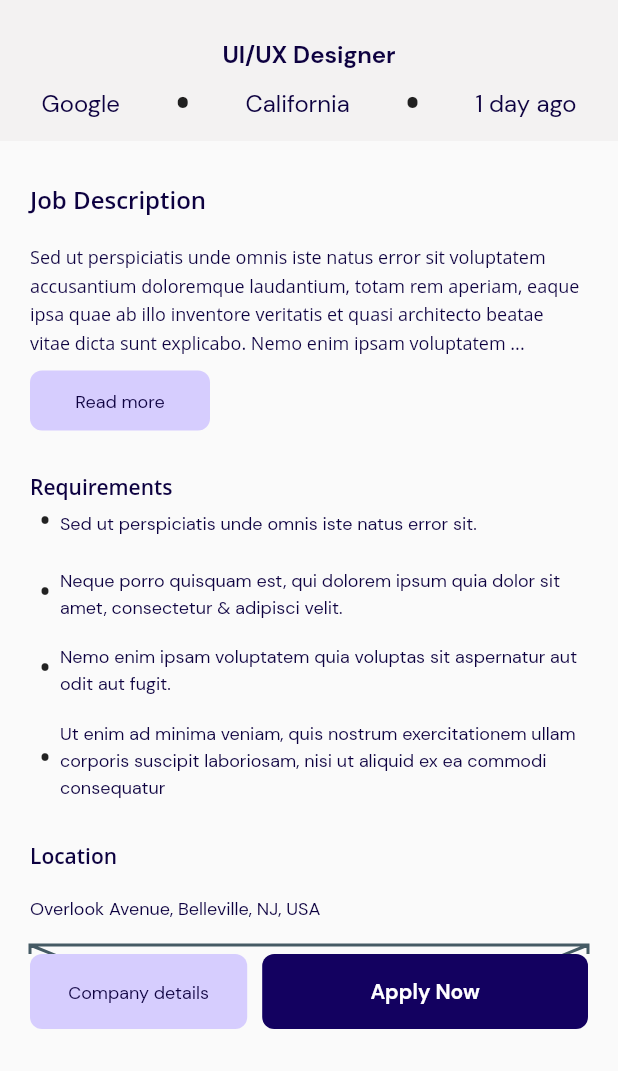
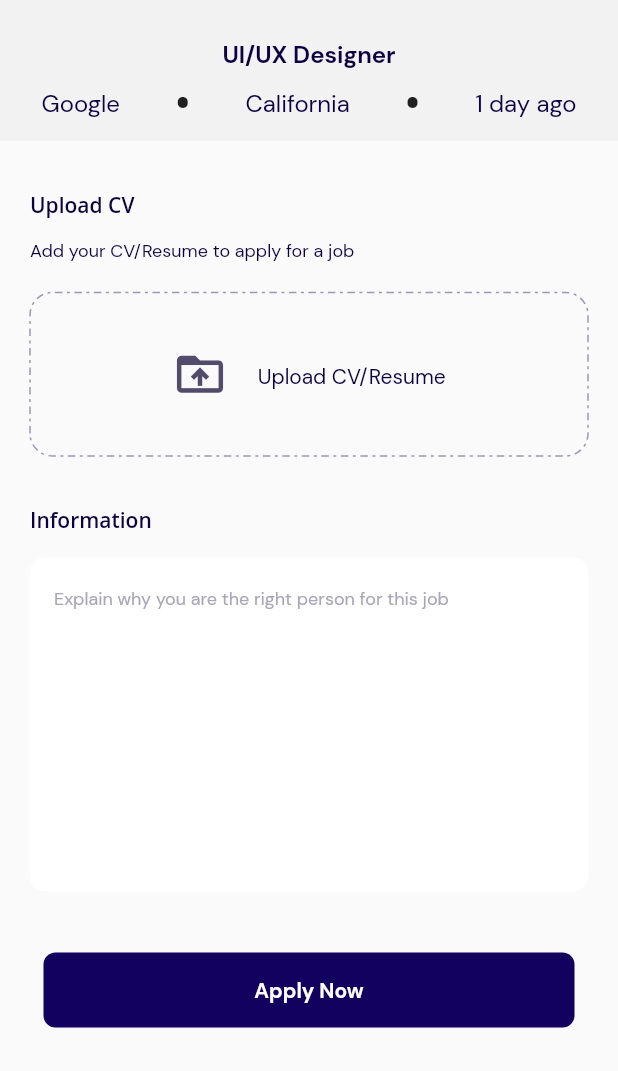
Before and after one commit to Amarjeetjeet/Shigoto_mobile, a Flutter app: the JobDescriptionScreen screen opened by its route, after a tap on "Apply Now", on a phone screen of 412 x 824 dp, the part 165-1236 px from its top. Run offline on Flutter 3.47's test engine with Material 2 defaults, Android fonts, the phone set to English and light mode, and no system bars; drawn by our look-alikes of dotted_border; our stand-ins replace bloc, flutter_bloc; Roboto replaces fonts that are missing (DM Sans , Source Sans Pro, Open Sans).

Commit message:
"upload cv screen added"

```diff
--- a/lib/core/constants/color_constants.dart
+++ b/lib/core/constants/color_constants.dart
@@ -16,4 +16,5 @@ class ColorConstants{
   static Color ffd6adColor = const Color(0xFFFFD6AD);
   static Color ff6b2cColor = const Color(0xFFFF6B2C);
   static Color f3f2f2Color = const Color(0xFFF3F2F2);
+  static Color c9d97b5Color = const Color(0xFF9D97B5);
 }
--- a/lib/presentation/job_description/job_description_screen.dart
+++ b/lib/presentation/job_description/job_description_screen.dart
@@ -38,7 +38,11 @@ class JobDescriptionScreen extends StatelessWidget {
               flex: 6,
               child: PrimaryCustomButton(
                 btnName: 'Apply Now',
-                onTap: () {},
+                onTap: () {
+
+                  Navigator.pushNamed(context, AppRouter.uploadCv);
+
+                },
               ),
             ),
           ],
--- /dev/null
+++ b/lib/presentation/job_description/successful.dart
@@ -0,0 +1,13 @@
+import 'package:flutter/material.dart';
+
+class SuccessfulJobScreen extends StatelessWidget{
+  const SuccessfulJobScreen({super.key});
+
+  @override
+  Widget build(BuildContext context) {
+    return Scaffold(
+      body: Container(),
+    );
+  }
+
+}
--- /dev/null
+++ b/lib/presentation/job_description/upload_cv.dart
@@ -0,0 +1,93 @@
+import 'package:dotted_border/dotted_border.dart';
+import 'package:flutter/cupertino.dart';
+import 'package:flutter/material.dart';
+import 'package:shigoto/core/constants/app_style.dart';
+import 'package:shigoto/core/constants/color_constants.dart';
+import 'package:shigoto/core/custom_widgets/buttons/custom_primary_Btn.dart';
+import 'package:shigoto/presentation/job_description/widgets/company_logo_designations.dart';
+import 'package:shigoto/presentation/job_description/widgets/heading_details.dart';
+import 'package:shigoto/presentation/job_description/widgets/heading_title.dart';
+import 'package:shigoto/router/app_router.dart';
+
+class UploadCv extends StatelessWidget{
+  const UploadCv({super.key});
+
+  @override
+  Widget build(BuildContext context) {
+    return Scaffold(
+      bottomNavigationBar: SafeArea(child: Padding(
+        padding: const EdgeInsets.all(29.0),
+        child: PrimaryCustomButton(btnName: 'Apply Now', onTap: () {
+          Navigator.pushNamed(context, AppRouter.successfulScreen);
+        },),
+      )),
+      body: SafeArea(
+        child: Column(
+          children: [
+            SizedBox(
+              height: 80,
+            ),
+            CompanyLogoDetails(),
+            Padding(
+              padding: const EdgeInsets.all(20.0),
+              child: Column(
+                crossAxisAlignment: CrossAxisAlignment.start,
+                children: [
+                  SizedBox(
+                    height: 10,
+                  ),
+                  HeadingTitle(title: "Upload CV"),
+                  SizedBox(
+                    height: 11,
+                  ),
+                  HeadingDetails(info: "Add your CV/Resume to apply for a job"),
+                  SizedBox(
+                    height: 20,
+                  ),
+
+                  DottedBorder(
+                    color: ColorConstants.c9d97b5Color,
+                    strokeWidth: 1,
+                    padding: EdgeInsets.all(6),
+                    borderType: BorderType.RRect,
+                    radius: Radius.circular(15),
+                    dashPattern: [5, 3, 2, 3],
+                    child: Padding(
+                      padding: const EdgeInsets.all(30.0),
+                      child: Row(
+                        mainAxisAlignment: MainAxisAlignment.center,
+                        children: [
+                          Icon(Icons.drive_folder_upload ,color: ColorConstants.secondaryTextColor,size: 37,),
+                          SizedBox(
+                            width: 20,
+                          ),
+                          Text("Upload CV/Resume" ,style: AppStyle.txtDmSans14W400primaryTextColor,)
+                        ],
+                      ),
+                    ),
+                  ),
+                  SizedBox(
+                    height: 30,
+                  ),
+                  HeadingTitle(title: "Information"),
+                  SizedBox(
+                    height: 16,
+                  ),
+
+                  TextFormField(
+                    maxLines: 10,
+                    decoration: InputDecoration(
+                      hintText: "Explain why you are the right person for this job",
+                      hintStyle: AppStyle.txtDmSans12W400AAA6B9TextColor
+                    ),
+                  )
+                ],
+              ),
+            )
+          ],
+        ),
+      ),
+    );
+  }
+
+}
--- a/lib/router/app_router.dart
+++ b/lib/router/app_router.dart
@@ -6,10 +6,12 @@ import 'package:shigoto/presentation/forgot_password/forgot_password.dart';
 import 'package:shigoto/presentation/forgot_password/successful_screen.dart';
 import 'package:shigoto/presentation/job_description/company_description_screen.dart';
 import 'package:shigoto/presentation/job_description/job_description_screen.dart';
+import 'package:shigoto/presentation/job_description/upload_cv.dart';
 import 'package:shigoto/presentation/login_screen/login_screen.dart';
 import 'package:shigoto/presentation/signup/sign_up.dart';
 
 import '../../core/exceptions/route_exception.dart';
+import '../presentation/job_description/successful.dart';
 import '../presentation/splash_screen/splash_screen.dart';
 import '../presentation/splash_screen/splash_screen_two.dart';
 
@@ -25,6 +27,8 @@ class AppRouter {
   static const String dashboard = '/dashboard';
   static const String jobDescription = '/jobDescription';
   static const String companyDescription = '/companyDescription';
+  static const String uploadCv = '/uploadCv';
+  static const String successFulJob = '/successFulJob';
 
   const AppRouter._();
 
@@ -74,6 +78,14 @@ class AppRouter {
         return MaterialPageRoute(
           builder: (_) => const CompanyDescriptionScreen(),
         );
+      case uploadCv:
+        return MaterialPageRoute(
+          builder: (_) => const UploadCv(),
+        );
+        case successFulJob:
+        return MaterialPageRoute(
+          builder: (_) => const SuccessfulJobScreen(),
+        );
       default:
         throw const RouteException('Route not found!');
     }
--- a/pubspec.yaml
+++ b/pubspec.yaml
@@ -39,6 +39,7 @@ dependencies:
   flutter_bloc: ^8.1.1
   hydrated_bloc: ^9.0.0
   flutter_svg: ^2.0.2
+  dotted_border: ^2.0.0+3
 
 dev_dependencies:
   flutter_test:
```
Also changed, not shown: pubspec.lock.
